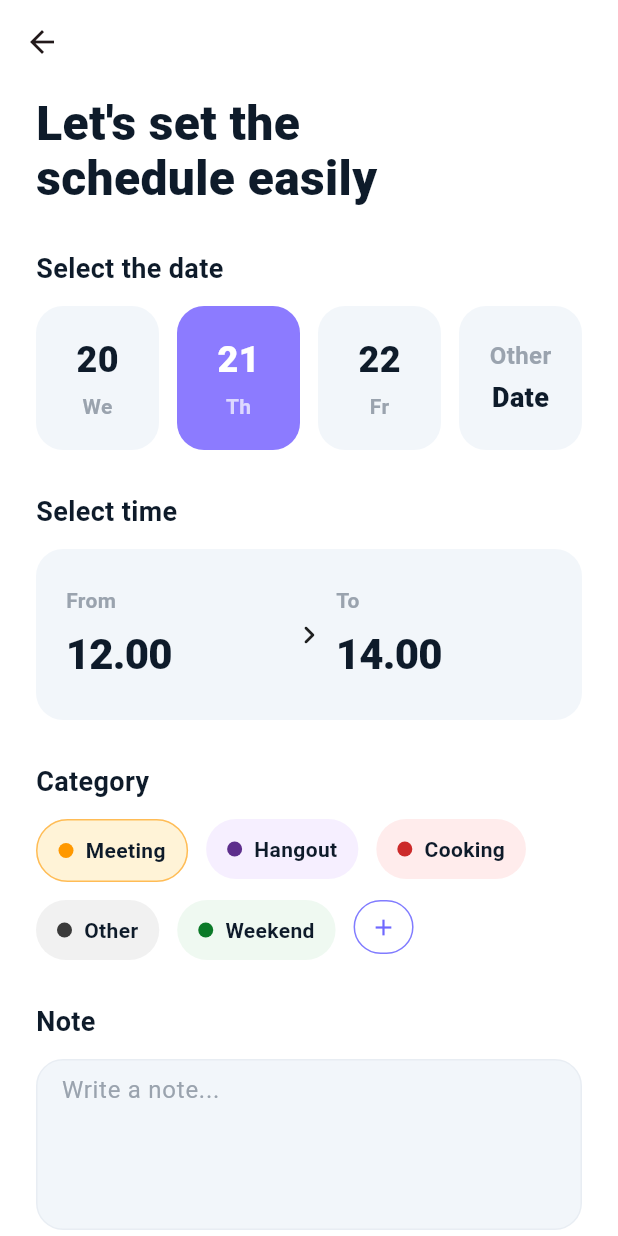
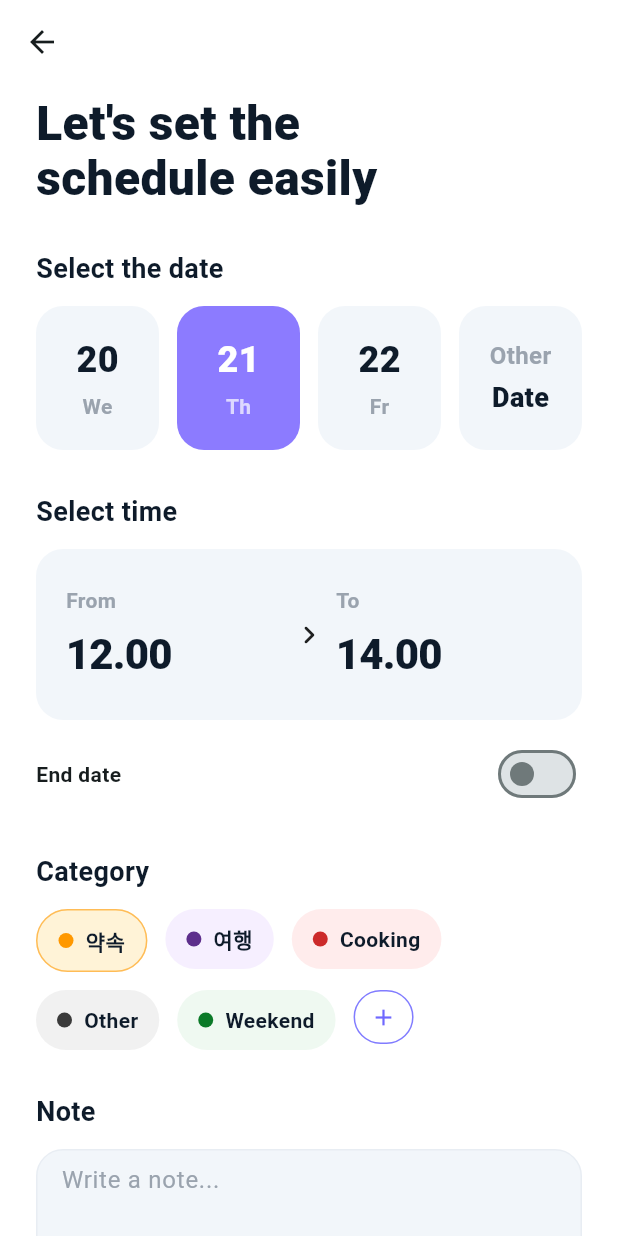
Before and after one commit to jaemoi/with_calendar, a Flutter app: the ScheduleCreateScreen screen opened by its route, on a phone screen of 412 x 824 dp. Run offline on Flutter 3.47's test engine with Material 3 defaults, Android fonts, the light colour scheme and no system bars; our stand-ins replace flutter_riverpod, flutter_svg, go_router, table_calendar; Roboto replaces fonts that are missing (Pretendard).

Commit message:
일정 추가 화면 2차 퍼블리싱

```diff
--- a/lib/app/feature/schedule_create/view/schedule_create_screen.dart
+++ b/lib/app/feature/schedule_create/view/schedule_create_screen.dart
@@ -8,12 +8,12 @@ class ScheduleCreateScreen extends StatefulWidget {
 }
 
 class _ScheduleCreateScreenState extends State<ScheduleCreateScreen> {
-  // ===== Palette (스크린샷 느낌) =====
+  // ===== Palette =====
   static const kBg = Color(0xFFFFFFFF);
   static const kHeadline = Color(0xFF0E1B2A);
   static const kSubtle = Color(0xFF9AA3AE);
   static const kCard = Color(0xFFF2F6FA);
-  static const kSelected = Color(0xFF8C7BFF); // 날짜 선택 보라
+  static const kSelected = Color(0xFF8C7BFF);
   static const kDivider = Color(0xFFE8EDF3);
   static const kChipText = Color(0xFF0E1B2A);
 
@@ -21,23 +21,28 @@ class _ScheduleCreateScreenState extends State<ScheduleCreateScreen> {
   TimeOfDay _from = const TimeOfDay(hour: 12, minute: 0);
   TimeOfDay _to = const TimeOfDay(hour: 14, minute: 0);
 
-  // 날짜 카드(오늘부터 3일 + Other Date)
-  late final List<DateTime> _dates = List.generate(
-    3,
-        (i) => DateTime.now().add(Duration(days: i)),
-  );
-  int _selectedDateIndex = 1; // 예시로 가운데(스크린샷처럼)
+  // 날짜 카드(오늘부터 3일 + Other Date) - 시작일
+  late final List<DateTime> _dates =
+  List.generate(3, (i) => DateTime.now().add(Duration(days: i)));
+  int _selectedDateIndex = 1; // 가운데 선택
   DateTime? _customDate;
+
+  // NEW: 다중 일자 여부 + 끝나는 날 상태
+  bool _multiDay = false; // End date 토글
+  late final List<DateTime> _endDates =
+  List.generate(3, (i) => DateTime.now().add(Duration(days: i)));
+  int _endSelectedIndex = 1;
+  DateTime? _endCustomDate;
 
   // 카테고리
   final _categories = <_Cat>[
-    _Cat('Meeting', Colors.orange, const Color(0xFFFFF3D7)),
-    _Cat('Hangout', const Color(0xFF5D2E8C), const Color(0xFFF6EFFF)),
+    _Cat('약속', Colors.orange, const Color(0xFFFFF3D7)),
+    _Cat('여행', const Color(0xFF5D2E8C), const Color(0xFFF6EFFF)),
     _Cat('Cooking', const Color(0xFFCC2A2A), const Color(0xFFFFECEC)),
     _Cat('Other', const Color(0xFF3A3A3A), const Color(0xFFF1F1F1)),
     _Cat('Weekend', const Color(0xFF0B7A28), const Color(0xFFEFF9F1)),
   ];
-  final Set<String> _selectedCats = {'Meeting'};
+  final Set<String> _selectedCats = {'약속'}; // FIX: 존재하는 라벨로
 
   final _noteCtrl = TextEditingController();
 
@@ -48,23 +53,46 @@ class _ScheduleCreateScreenState extends State<ScheduleCreateScreen> {
     return ws[d.weekday - 1];
   }
 
+  String _fmtDateShort(DateTime d) => '${_wdShort(d)} ${_fmtDay(d)}';
+
   String _fmtTime(TimeOfDay t) =>
-      '${t.hour.toString().padLeft(2, '0')}.${(t.minute ~/ 1).toString().padLeft(2, '0')}';
+      '${t.hour.toString().padLeft(2, '0')}.${t.minute.toString().padLeft(2, '0')}';
+
+  DateTime get _startDate =>
+      _selectedDateIndex == 3 ? (_customDate ?? DateTime.now()) : _dates[_selectedDateIndex];
+
+  DateTime get _endDate {
+    if (!_multiDay) return _startDate;
+    return _endSelectedIndex == 3
+        ? (_endCustomDate ?? _startDate)
+        : _endDates[_endSelectedIndex];
+  }
+
+  void _ensureEndNotBeforeStart() {
+    if (_endDate.isBefore(DateTime(_startDate.year, _startDate.month, _startDate.day))) {
+      setState(() {
+        // 끝나는 날이 시작일보다 빠르면 시작일로 보정
+        if (_multiDay) {
+          _endSelectedIndex = _selectedDateIndex;
+          _endCustomDate = _customDate;
+        }
+      });
+    }
+  }
 
   Future<void> _pickFrom() async {
     final picked = await showTimePicker(context: context, initialTime: _from);
     if (picked != null) {
       setState(() {
         _from = picked;
-        // from이 to보다 크면 to를 따라오게
-        final fromMinutes = _from.hour * 60 + _from.minute;
-        final toMinutes = _to.hour * 60 + _to.minute;
-        if (toMinutes <= fromMinutes) {
-          final newToMinutes = fromMinutes + 60;
-          _to = TimeOfDay(
-            hour: (newToMinutes ~/ 60) % 24,
-            minute: newToMinutes % 60,
-          );
+        // 같은 날일 때 from >= to 이면 to를 한 시간 뒤로
+        if (!_multiDay) {
+          final fromM = _from.hour * 60 + _from.minute;
+          final toM = _to.hour * 60 + _to.minute;
+          if (toM <= fromM) {
+            final newTo = fromM + 60;
+            _to = TimeOfDay(hour: (newTo ~/ 60) % 24, minute: newTo % 60);
+          }
         }
       });
     }
@@ -81,15 +109,38 @@ class _ScheduleCreateScreenState extends State<ScheduleCreateScreen> {
     final now = DateTime.now();
     final picked = await showDatePicker(
       context: context,
-      initialDate: _customDate ?? now,
+      initialDate: _customDate ?? _startDate,
       firstDate: DateTime(now.year - 1),
       lastDate: DateTime(now.year + 2),
     );
     if (picked != null) {
       setState(() {
         _customDate = picked;
-        _selectedDateIndex = 3; // Other Date 카드 선택
+        _selectedDateIndex = 3; // Other Date
+        if (!_multiDay) {
+          // 단일일자라면 끝나는 날도 따라오게
+          _endSelectedIndex = _selectedDateIndex;
+          _endCustomDate = _customDate;
+        }
       });
+    }
+  }
+
+  // NEW: 끝나는 날 커스텀
+  Future<void> _pickEndCustomDate() async {
+    final now = DateTime.now();
+    final picked = await showDatePicker(
+      context: context,
+      initialDate: _endCustomDate ?? _endDate,
+      firstDate: DateTime(now.year - 1),
+      lastDate: DateTime(now.year + 2),
+    );
+    if (picked != null) {
+      setState(() {
+        _endCustomDate = picked;
+        _endSelectedIndex = 3;
+      });
+      _ensureEndNotBeforeStart();
     }
   }
 
@@ -100,21 +151,19 @@ class _ScheduleCreateScreenState extends State<ScheduleCreateScreen> {
       appBar: AppBar(
         backgroundColor: kBg,
         elevation: 0,
+        scrolledUnderElevation: 0,
+        surfaceTintColor: Colors.transparent,
         leading: const BackButton(),
       ),
-      body: Stack(
-        children: [
-          // 상단 원형 데코 (가벼운 느낌)
-
-          SingleChildScrollView(
+      body: SingleChildScrollView(
         padding: const EdgeInsets.fromLTRB(24, 0, 24, 24),
         child: Column(
           crossAxisAlignment: CrossAxisAlignment.start,
           children: [
             const SizedBox(height: 8),
-                Text(
+            const Text(
               "Let's set the\nschedule easily",
-                  style: const TextStyle(
+              style: TextStyle(
                 fontSize: 32,
                 fontWeight: FontWeight.w800,
                 height: 1.15,
@@ -123,9 +172,9 @@ class _ScheduleCreateScreenState extends State<ScheduleCreateScreen> {
             ),
             const SizedBox(height: 28),
 
-                _SectionTitle('Select the date'),
+            // ===== Start date =====
+            const _SectionTitle('Select the date'),
             const SizedBox(height: 12),
-
             Row(
               children: [
                 for (int i = 0; i < 3; i++) ...[
@@ -134,7 +183,13 @@ class _ScheduleCreateScreenState extends State<ScheduleCreateScreen> {
                       day: _fmtDay(_dates[i]),
                       week: _wdShort(_dates[i]),
                       selected: _selectedDateIndex == i,
-                          onTap: () => setState(() => _selectedDateIndex = i),
+                      onTap: () => setState(() {
+                        _selectedDateIndex = i;
+                        if (!_multiDay) {
+                          _endSelectedIndex = i;
+                          _endCustomDate = null;
+                        }
+                      }),
                     ),
                   ),
                   if (i != 2) const SizedBox(width: 12),
@@ -152,9 +207,10 @@ class _ScheduleCreateScreenState extends State<ScheduleCreateScreen> {
             ),
 
             const SizedBox(height: 28),
-                _SectionTitle('Select time'),
+            const _SectionTitle('Select time'),
             const SizedBox(height: 12),
 
+            // Time range
             Container(
               decoration: BoxDecoration(
                 color: kCard,
@@ -177,6 +233,8 @@ class _ScheduleCreateScreenState extends State<ScheduleCreateScreen> {
                     child: _TimeCell(
                       label: 'To',
                       value: _fmtTime(_to),
+                      // NEW: 다중 일자면 캡션으로 끝나는 날짜 표시
+                      caption: _multiDay ? _fmtDateShort(_endDate) : null,
                       onTap: _pickTo,
                     ),
                   ),
@@ -184,10 +242,82 @@ class _ScheduleCreateScreenState extends State<ScheduleCreateScreen> {
               ),
             ),
 
+            // NEW: End date 토글 & (펼침) 선택
+            const SizedBox(height: 12),
+            Row(
+              children: [
+                const Text('End date', style: TextStyle(fontWeight: FontWeight.w700)),
+                const Spacer(),
+                Switch.adaptive(
+                  value: _multiDay,
+                  activeColor: kSelected,
+                  onChanged: (v) {
+                    setState(() {
+                      _multiDay = v;
+                      if (_multiDay) {
+                        // 기본값: 시작일과 같게 두되, 필요 시 사용자가 바꾸게
+                        _endSelectedIndex = _selectedDateIndex;
+                        _endCustomDate = _selectedDateIndex == 3 ? _customDate : null;
+                      } else {
+                        // 단일일자 모드로 복귀
+                        _endSelectedIndex = _selectedDateIndex;
+                        _endCustomDate = _selectedDateIndex == 3 ? _customDate : null;
+                      }
+                    });
+                  },
+                ),
+              ],
+            ),
+            AnimatedCrossFade(
+              duration: const Duration(milliseconds: 200),
+              crossFadeState:
+              _multiDay ? CrossFadeState.showSecond : CrossFadeState.showFirst,
+              firstChild: const SizedBox.shrink(),
+              secondChild: Column(
+                crossAxisAlignment: CrossAxisAlignment.start,
+                children: [
+                  const SizedBox(height: 8),
+                  const _SectionTitle('Select end date'),
+                  const SizedBox(height: 12),
+                  Row(
+                    children: [
+                      for (int i = 0; i < 3; i++) ...[
+                        Expanded(
+                          child: _DateCard(
+                            day: _fmtDay(_endDates[i]),
+                            week: _wdShort(_endDates[i]),
+                            selected: _endSelectedIndex == i,
+                            onTap: () {
+                              setState(() {
+                                _endSelectedIndex = i;
+                                _endCustomDate = null;
+                              });
+                              _ensureEndNotBeforeStart();
+                            },
+                          ),
+                        ),
+                        if (i != 2) const SizedBox(width: 12),
+                      ],
+                      const SizedBox(width: 12),
+                      Expanded(
+                        child: _OtherDateCard(
+                          labelTop: 'Other',
+                          labelBottom: _endCustomDate == null
+                              ? 'Date'
+                              : _fmtDay(_endCustomDate!),
+                          selected: _endSelectedIndex == 3,
+                          onTap: _pickEndCustomDate,
+                        ),
+                      ),
+                    ],
+                  ),
+                ],
+              ),
+            ),
+
             const SizedBox(height: 28),
-                _SectionTitle('Category'),
+            const _SectionTitle('Category'),
             const SizedBox(height: 12),
-
             Wrap(
               spacing: 12,
               runSpacing: 12,
@@ -200,24 +330,21 @@ class _ScheduleCreateScreenState extends State<ScheduleCreateScreen> {
                     selected: _selectedCats.contains(c.name),
                     onTap: () {
                       setState(() {
-                            if (_selectedCats.contains(c.name)) {
-                              _selectedCats.remove(c.name);
-                            } else {
-                              _selectedCats.add(c.name);
-                            }
+                        _selectedCats.contains(c.name)
+                            ? _selectedCats.remove(c.name)
+                            : _selectedCats.add(c.name);
                       });
                     },
                   ),
                 _AddChip(onTap: () {
-                      // TODO: 카테고리 추가 플로우
+                  // TODO: 카테고리 추가
                 }),
               ],
             ),
 
             const SizedBox(height: 28),
-                _SectionTitle('Note'),
+            const _SectionTitle('Note'),
             const SizedBox(height: 12),
-
             Container(
               decoration: BoxDecoration(
                 color: kCard,
@@ -229,7 +356,7 @@ class _ScheduleCreateScreenState extends State<ScheduleCreateScreen> {
                 controller: _noteCtrl,
                 maxLines: 5,
                 minLines: 4,
-                    decoration: InputDecoration(
+                decoration: const InputDecoration(
                   hintText: 'Write a note...',
                   hintStyle: TextStyle(color: kSubtle),
                   border: InputBorder.none,
@@ -240,14 +367,13 @@ class _ScheduleCreateScreenState extends State<ScheduleCreateScreen> {
             const SizedBox(height: 32),
             _SaveButton(onTap: () {
               // TODO: 저장 로직
+              // start: _startDate + _from, end: _endDate + _to
               ScaffoldMessenger.of(context).showSnackBar(
                 const SnackBar(content: Text('Saved! (demo)')),
               );
             }),
           ],
         ),
-          ),
-        ],
       ),
     );
   }
@@ -301,19 +427,16 @@ class _DateCard extends StatelessWidget {
         child: Column(
           mainAxisSize: MainAxisSize.min,
           children: [
-            Text(day,
-                style: TextStyle(
-                  fontSize: 24,
-                  fontWeight: FontWeight.w800,
-                  color: fg,
-                )),
+            Text(day, style: TextStyle(fontSize: 24, fontWeight: FontWeight.w800, color: fg)),
             const SizedBox(height: 4),
-            Text(week,
+            Text(
+              week,
               style: TextStyle(
                 fontSize: 14,
                 fontWeight: FontWeight.w700,
                 color: selected ? Colors.white70 : _ScheduleCreateScreenState.kSubtle,
-                )),
+              ),
+            ),
           ],
         ),
       ),
@@ -352,19 +475,16 @@ class _OtherDateCard extends StatelessWidget {
         child: Column(
           mainAxisSize: MainAxisSize.min,
           children: [
-            Text(labelTop,
+            Text(
+              labelTop,
               style: TextStyle(
                 fontSize: 16,
                 fontWeight: FontWeight.w700,
                 color: selected ? Colors.white70 : _ScheduleCreateScreenState.kSubtle,
-                )),
+              ),
+            ),
             const SizedBox(height: 4),
-            Text(labelBottom,
-                style: TextStyle(
-                  fontSize: 18,
-                  fontWeight: FontWeight.w800,
-                  color: fg,
-                )),
+            Text(labelBottom, style: TextStyle(fontSize: 18, fontWeight: FontWeight.w800, color: fg)),
           ],
         ),
       ),
@@ -377,10 +497,12 @@ class _TimeCell extends StatelessWidget {
     required this.label,
     required this.value,
     required this.onTap,
+    this.caption, // NEW: 보조 캡션
   });
 
   final String label;
   final String value;
+  final String? caption;
   final VoidCallback onTap;
 
   @override
@@ -400,13 +522,26 @@ class _TimeCell extends StatelessWidget {
                   fontWeight: FontWeight.w700,
                 )),
             const SizedBox(height: 6),
-            Text(value,
+            Text(
+              value,
               style: const TextStyle(
                 color: _ScheduleCreateScreenState.kHeadline,
                 fontSize: 28,
                 fontWeight: FontWeight.w800,
                 letterSpacing: -0.5,
-                )),
+              ),
+            ),
+            if (caption != null) ...[
+              const SizedBox(height: 4),
+              Text(
+                caption!,
+                style: const TextStyle(
+                  fontSize: 12,
+                  color: _ScheduleCreateScreenState.kSubtle,
+                  fontWeight: FontWeight.w600,
+                ),
+              ),
+            ],
           ],
         ),
       ),
@@ -512,25 +647,6 @@ class _SaveButton extends StatelessWidget {
   }
 }
 
-class _Rings extends StatelessWidget {
-  @override
-  Widget build(BuildContext context) {
-    return Stack(
-      children: [
-        _ring(260, const Color(0xFFE1F2EF)),
-        Positioned(top: 28, left: 28, child: _ring(204, const Color(0xFFF39AA8))),
-        Positioned(top: 54, left: 54, child: _ring(148, const Color(0xFFC3B7FF))),
-      ],
-    );
-  }
-
-  Widget _ring(double size, Color c) => Container(
-    width: size,
-    height: size,
-    decoration: BoxDecoration(shape: BoxShape.circle, color: c),
-  );
-}
-
 class _Cat {
   final String name;
   final Color dot;
--- a/lib/main.dart
+++ b/lib/main.dart
@@ -23,7 +23,7 @@ class MyApp extends StatelessWidget {
       title: 'With Calendar',
       theme: ThemeData(
         fontFamily: 'Pretendard',
-        colorScheme: ColorScheme.fromSeed(seedColor: Colors.pink),
+        colorScheme: ColorScheme.fromSeed(seedColor: Colors.white),
         useMaterial3: true,
       ),
     );
```
Lines whose indentation alone changed are shown as unchanged.
